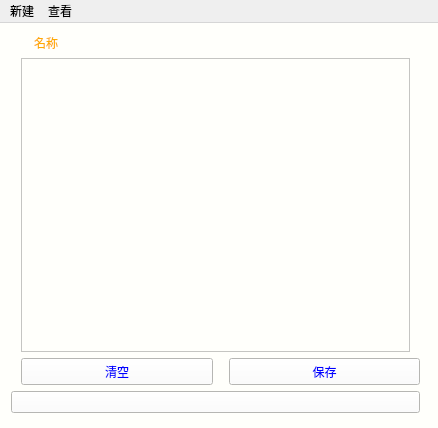
Above: note/mainwindow.ui from ccy-git/note before the change. Below: the same form after it.
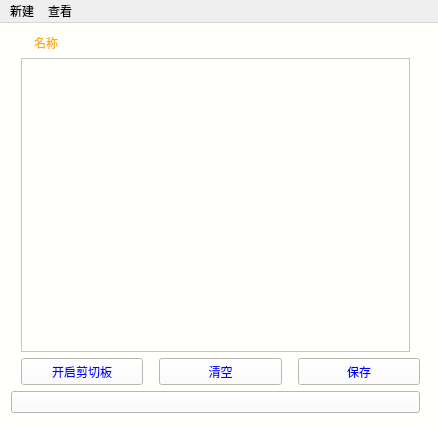
That is the form after the change.

Commit message: 增加了剪切板的功能

What changed in the file:
```diff
--- a/note/mainwindow.ui
+++ b/note/mainwindow.ui
@@ -77,6 +77,22 @@
      </item>
      <item>
       <layout class="QHBoxLayout" name="horizontalLayout">
+       <item>
+        <widget class="QPushButton" name="clipBoard">
+         <property name="styleSheet">
+          <string notr="true">font: 12pt &quot;宋体&quot;;
+margin-left:10px;
+height:25px;
+color:blue;
+
+
+</string>
+         </property>
+         <property name="text">
+          <string>开启剪切板</string>
+         </property>
+        </widget>
+       </item>
        <item>
         <widget class="QPushButton" name="deleteText">
          <property name="styleSheet">
```
The commit also changes 3 other files.
